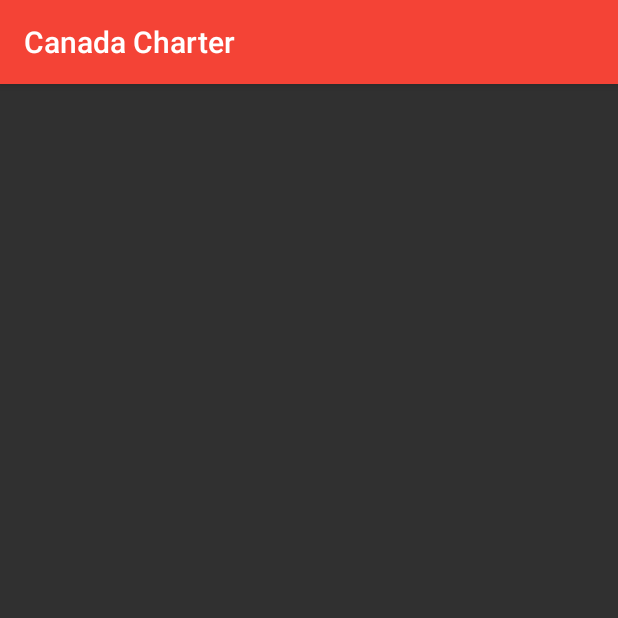
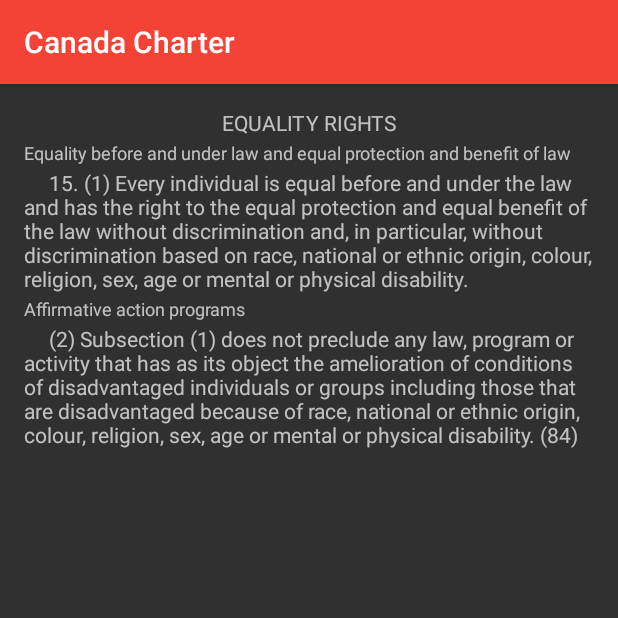
Before and after one commit to sweeper3000/CanadaCharter, an Android app: the EqualityRightsActivity screen opened directly, with no data from a screen before it, on a phone screen of 412 x 824 dp, the top half of it. Run offline under Robolectric (Android 15) with nearby library versions, the phone set to English and light mode, and no system bars.

Commit message:
Add content to EqualityRightsActivity and rename string

```diff
--- a/app/src/main/res/layout/activity_equality_rights.xml
+++ b/app/src/main/res/layout/activity_equality_rights.xml
@@ -10,4 +10,45 @@
     android:paddingTop="@dimen/activity_vertical_margin"
     tools:context="io.github.sweeper3000.canadacharter.EqualityRightsActivity">
 
+    <TextView
+        android:id="@+id/title"
+        android:layout_width="match_parent"
+        android:layout_height="wrap_content"
+        android:layout_marginBottom="2dp"
+        android:gravity="center"
+        android:text="@string/equality_rights" />
+
+    <TextView
+        android:id="@+id/equality_before_and_under_law_and_equal_protection_and_benefit_of_law"
+        android:layout_width="match_parent"
+        android:layout_height="wrap_content"
+        android:layout_below="@id/title"
+        android:layout_marginBottom="2dp"
+        android:textSize="12sp"
+        android:text="@string/equality_before_and_under_law_and_equal_protection_and_benefit_of_law" />
+
+    <TextView
+        android:id="@+id/every_person_is_equal_no_matter_what"
+        android:layout_width="match_parent"
+        android:layout_height="wrap_content"
+        android:layout_below="@id/equality_before_and_under_law_and_equal_protection_and_benefit_of_law"
+        android:layout_marginBottom="2dp"
+        android:text="@string/every_person_is_equal_no_matter_what" />
+
+    <TextView
+        android:id="@+id/affirmative_action_programs"
+        android:layout_width="match_parent"
+        android:layout_height="wrap_content"
+        android:layout_below="@id/every_person_is_equal_no_matter_what"
+        android:layout_marginBottom="2dp"
+        android:textSize="12sp"
+        android:text="@string/affirmative_action_programs" />
+
+    <TextView
+        android:id="@+id/subsection_1_does_not_preclude_any_law_program_or_activity_that_aims_to_better_the_people_who_are_disadvantaged"
+        android:layout_width="match_parent"
+        android:layout_height="wrap_content"
+        android:layout_below="@id/affirmative_action_programs"
+        android:layout_marginBottom="2dp"
+        android:text="@string/subsection_1_does_not_preclude_any_law_program_or_activity_that_aims_to_better_the_people_who_are_disadvantaged" />
 </RelativeLayout>
--- a/app/src/main/res/layout/activity_mobility_rights.xml
+++ b/app/src/main/res/layout/activity_mobility_rights.xml
@@ -111,10 +111,10 @@
         android:text="@string/affirmative_action_programs" />
 
     <TextView
-        android:id="@+id/subsections_3_and_3_dont_preclude_any_law_program_or_activity_that_aims_to_better_the_people_in_province_who_are_disadvantaged"
+        android:id="@+id/subsections_2_and_3_dont_preclude_any_law_program_or_activity_that_aims_to_better_the_people_in_province_who_are_disadvantaged"
         android:layout_width="match_parent"
         android:layout_height="wrap_content"
         android:layout_below="@id/affirmative_action_programs"
         android:layout_marginBottom="2dp"
-        android:text="@string/subsections_3_and_3_dont_preclude_any_law_program_or_activity_that_aims_to_better_the_people_in_province_who_are_disadvantaged" />
+        android:text="@string/subsections_2_and_3_dont_preclude_any_law_program_or_activity_that_aims_to_better_the_people_in_province_who_are_disadvantaged" />
 </RelativeLayout>
--- a/app/src/main/res/values/strings.xml
+++ b/app/src/main/res/values/strings.xml
@@ -53,7 +53,7 @@
     <string name="any_laws_of_general_application_in_force_other_than_those_that_discriminate_on_basis_of_province_of_present_or_future_residence">\t (a) any laws or practices of general application in force in a province other than those that discriminate among persons primarily on the basis of province of present or previous residence; and</string>
     <string name="any_laws_providing_social_programs_that_require_residency">\t (b) any laws providing for reasonable residency requirements as a qualification for the receipt of publicly provided social services.</string>
     <string name="affirmative_action_programs">Affirmative action programs</string>
-    <string name="subsections_3_and_3_dont_preclude_any_law_program_or_activity_that_aims_to_better_the_people_in_province_who_are_disadvantaged">\t (4) Subsections (2) and (3) do not preclude any law, program or activity that has as its object the amelioration in a province of conditions of individuals in that province who are socially or economically disadvantaged if the rate of employment in that province is below the rate of employment in Canada.</string>
+    <string name="subsections_2_and_3_dont_preclude_any_law_program_or_activity_that_aims_to_better_the_people_in_province_who_are_disadvantaged">\t (4) Subsections (2) and (3) do not preclude any law, program or activity that has as its object the amelioration in a province of conditions of individuals in that province who are socially or economically disadvantaged if the rate of employment in that province is below the rate of employment in Canada.</string>
 
     <!-- LegalRightsActivity Strings -->
     <string name="life_liberty_and_security_of_the_person">Life, liberty and security of person</string>
@@ -84,4 +84,9 @@
     <string name="witnesses_have_right_not_to_incriminate_themselves">\t 13. A witness who testifies in any proceedings has the right not to have any incriminating evidence so given used to incriminate that witness in any other proceedings, except in a prosecution for perjury or for the giving of contradictory evidence.</string>
     <string name="interpreter">Interpreter</string>
     <string name="right_to_interpreter">\t 14. A party or witness in any proceedings who does not understand or speak the language in which the proceedings are conducted or who is deaf has the right to the assistance of an interpreter.</string>
+
+    <!-- EqualityRightsActivity Strings -->
+    <string name="equality_before_and_under_law_and_equal_protection_and_benefit_of_law">Equality before and under law and equal protection and benefit of law</string>
+    <string name="every_person_is_equal_no_matter_what">\t 15. (1) Every individual is equal before and under the law and has the right to the equal protection and equal benefit of the law without discrimination and, in particular, without discrimination based on race, national or ethnic origin, colour, religion, sex, age or mental or physical disability.</string>
+    <string name="subsection_1_does_not_preclude_any_law_program_or_activity_that_aims_to_better_the_people_who_are_disadvantaged">\t (2) Subsection (1) does not preclude any law, program or activity that has as its object the amelioration of conditions of disadvantaged individuals or groups including those that are disadvantaged because of race, national or ethnic origin, colour, religion, sex, age or mental or physical disability. (84)</string>
 </resources>
```
